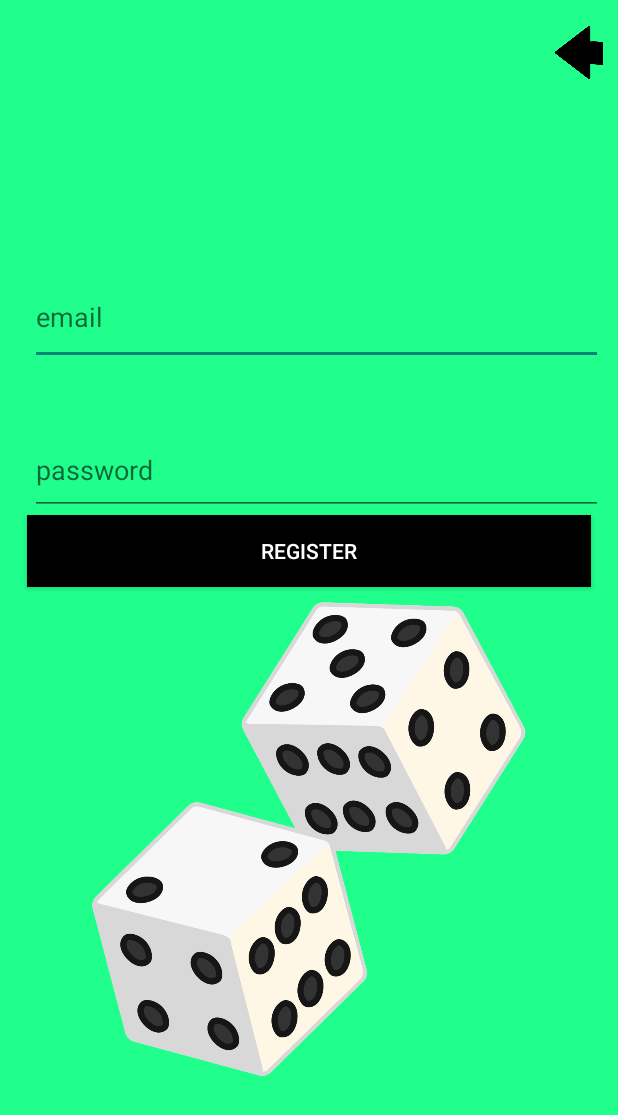
After one commit to thanhnhann00/Dice-Mobile-App, an Android app: the CreateAccountActivity screen opened directly, with no data from a screen before it, on a phone screen of 412 x 824 dp. The commit adds this screen. Shown: the top 1115 px of the screen. Run offline under Robolectric (Android 15) with nearby library versions, the phone set to English and light mode, and no system bars; our stand-ins replace Firebase (no records; nobody signed in at launch, a user with empty details on screens opened directly).

Commit message:
Create account and login function, authentication using firebase

```diff
--- a/app/src/main/AndroidManifest.xml
+++ b/app/src/main/AndroidManifest.xml
@@ -22,6 +22,7 @@
         <activity android:name=".LoginActivity" />
         <activity android:name=".DiceActivity" />
         <activity android:name=".SensorActivity"/>
+        <activity android:name=".CreateAccountActivity"/>
     </application>
 
 </manifest>
--- /dev/null
+++ b/app/src/main/java/com/sandipbhattacharya/simplediceroller/CreateAccountActivity.java
@@ -0,0 +1,79 @@
+package com.sandipbhattacharya.simplediceroller;
+
+import android.content.Intent;
+import android.os.Bundle;
+import android.view.View;
+import android.widget.Button;
+
+import androidx.annotation.NonNull;
+import androidx.appcompat.app.AppCompatActivity;
+
+import android.text.TextUtils;
+import android.widget.EditText;
+import android.widget.ImageButton;
+import android.widget.Toast;
+import com.google.android.gms.tasks.OnCompleteListener;
+import com.google.android.gms.tasks.Task;
+import com.google.firebase.auth.AuthResult;
+import com.google.firebase.auth.FirebaseAuth;
+
+public class CreateAccountActivity extends AppCompatActivity {
+    private EditText email;
+    private EditText password;
+    private Button register;
+    private FirebaseAuth auth;
+    private ImageButton buttonPrevious;
+
+    protected void onCreate(Bundle saveInstanceState){
+        super.onCreate(saveInstanceState);
+        setContentView(R.layout.activity_create_account);
+
+        email = findViewById(R.id.editTextEmail);
+        password = findViewById(R.id.editTextPassword);
+        register = findViewById(R.id.buttonRegister);
+        buttonPrevious = findViewById(R.id.button_previous);
+        auth = FirebaseAuth.getInstance();
+
+        register.setOnClickListener( new View.OnClickListener() {
+            @Override
+            public void onClick(View view) {
+                String txtEmail = email.getText().toString();
+                String txtPassword = password.getText().toString();
+
+                if (TextUtils.isEmpty(txtEmail) || TextUtils.isEmpty(txtPassword)) {
+                    Toast.makeText(CreateAccountActivity.this, "Empty credentails!", Toast.LENGTH_SHORT).show();
+                } else if (txtPassword.length() < 6) {
+                    Toast.makeText(CreateAccountActivity.this, "Password is too short", Toast.LENGTH_SHORT).show();
+                } else {
+                    registerUser(txtEmail, txtPassword);
+                }
+            }
+        });
+
+        buttonPrevious.setOnClickListener(new View.OnClickListener() {
+            @Override
+            public void onClick(View view) {
+                // Navigate back to the main page (MainActivity)
+                Intent intent = new Intent(CreateAccountActivity.this, MainActivity.class);
+                startActivity(intent);
+                finish();  // Close the current activity
+            }
+        });
+    }
+
+    private void registerUser(String email, String password) {
+        auth.createUserWithEmailAndPassword(email,password).addOnCompleteListener(CreateAccountActivity.this, new OnCompleteListener<AuthResult>() {
+
+            @Override
+            public void onComplete(@NonNull Task<AuthResult> task) {
+                if(task.isSuccessful()){
+                    Toast.makeText(CreateAccountActivity.this, "Creating account successful!",Toast.LENGTH_SHORT).show();
+                    startActivity(new Intent(CreateAccountActivity.this, LoginActivity.class));
+                    finish();
+                }else{
+                    Toast.makeText(CreateAccountActivity.this,"Unsuccessful creating account! ",Toast.LENGTH_SHORT).show();
+                }
+            }
+        });
+    }
+}
--- /dev/null
+++ b/app/src/main/res/layout/activity_create_account.xml
@@ -0,0 +1,73 @@
+<?xml version="1.0" encoding="utf-8"?>
+<LinearLayout xmlns:android="http://schemas.android.com/apk/res/android"
+    xmlns:tools="http://schemas.android.com/tools"
+    xmlns:app="http://schemas.android.com/apk/res-auto"
+    android:layout_width="match_parent"
+    android:layout_height="match_parent"
+    android:background="@drawable/rolling_dice_background"
+    android:orientation="vertical"
+    android:padding="10dp"
+    tools:context=".CreateAccountActivity">
+
+    <ImageButton
+        android:id="@+id/button_previous"
+        android:background="@android:color/transparent"
+        android:layout_width="50dp"
+        android:layout_height="50dp"
+        android:layout_marginLeft="360dp"
+        android:importantForAccessibility="no"
+        android:scaleType="centerInside"
+        android:src="@drawable/go_back"
+        app:layout_constraintEnd_toEndOf="parent"
+        app:layout_constraintHorizontal_bias="1.0"
+        app:layout_constraintStart_toStartOf="parent"
+        app:layout_constraintTop_toTopOf="parent" />
+
+
+    <EditText
+        android:id="@+id/editTextEmail"
+        android:layout_width="match_parent"
+        android:layout_height="63dp"
+        android:layout_marginTop="120dp"
+
+        android:layout_marginLeft="10dp"
+        android:autofillHints=""
+        android:hint="email"
+        android:inputType="text"
+        android:paddingTop="10dp" />
+
+    <EditText
+        android:id="@+id/editTextPassword"
+        android:layout_width="match_parent"
+        android:layout_height="60dp"
+        android:layout_marginTop="40dp"
+        android:layout_marginLeft="10dp"
+        android:hint="password"
+        android:inputType="text" />
+
+    <!-- FrameLayout should be at the bottom of the LinearLayout -->
+
+    <androidx.appcompat.widget.AppCompatButton
+        android:id="@+id/buttonRegister"
+        style="@style/BlackButton"
+        android:layout_width="match_parent"
+        android:layout_height="wrap_content"
+        android:layout_marginLeft="8dp"
+        android:layout_marginRight="8dp"
+        android:text="Register" />
+
+    <FrameLayout
+        android:id="@+id/fragmentContainer"
+        android:layout_width="match_parent"
+        android:layout_height="0dp"
+        android:layout_gravity="bottom"
+        android:layout_marginTop="10dp"
+        android:layout_weight="1">
+
+        <ImageView
+            android:id="@+id/imageView"
+            android:layout_width="match_parent"
+            android:layout_height="316dp"
+            app:srcCompat="@drawable/pngimg_com___dice_png41" />
+    </FrameLayout>
+</LinearLayout>
--- a/build.gradle
+++ b/build.gradle
@@ -2,6 +2,10 @@
 plugins {
     id 'com.android.application' version '8.2.2' apply false
     id 'com.android.library' version '8.2.2' apply false
+
+    // Add the dependency for the Google services Gradle plugin
+    id 'com.google.gms.google-services' version '4.4.1' apply false
+
 }
 
 task clean(type: Delete) {
```
Also changed, not shown: app/build.gradle (+14 -0 lines), app/src/main/java/com/sandipbhattacharya/simplediceroller/LoginActivity.java (+23 -13 lines), app/src/main/java/com/sandipbhattacharya/simplediceroller/MainActivity.java (+17 -7 lines), 1 other file.
